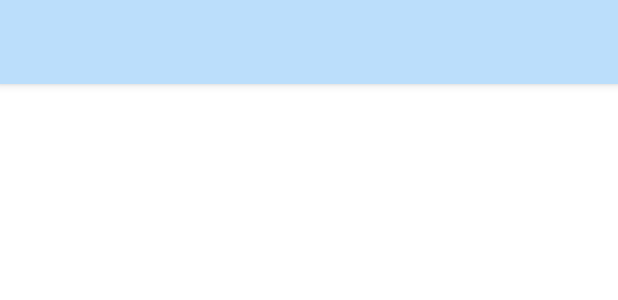
After one commit to XiangLun0713/confession-android-app, an Android app: the layout activity_admin_main.xml on its own in the app's theme, with its tools: preview values and no code run, on a phone screen of 412 x 824 dp. The commit adds this screen. Shown: the top 300 px of the screen. Run offline under Robolectric (Android 15) with nearby library versions, the phone set to English and light mode, and no system bars.

Commit message:
Prepare code for Admin page - Added AdminMainActivity & activity_admin_main.xml - Added post template - Change app themes

```diff
--- /dev/null
+++ b/app/src/main/res/layout/activity_admin_main.xml
@@ -0,0 +1,25 @@
+<?xml version="1.0" encoding="utf-8"?>
+<androidx.constraintlayout.widget.ConstraintLayout
+    xmlns:android="http://schemas.android.com/apk/res/android"
+    xmlns:tools="http://schemas.android.com/tools"
+    xmlns:app="http://schemas.android.com/apk/res-auto"
+    android:layout_width="match_parent"
+    android:layout_height="match_parent"
+    tools:context=".AdminMainActivity">
+
+    <com.google.android.material.appbar.AppBarLayout
+            android:layout_width="match_parent"
+            android:layout_height="wrap_content"
+            android:elevation="10dp"
+            app:layout_constraintEnd_toEndOf="parent"
+            app:layout_constraintStart_toStartOf="parent"
+            app:layout_constraintTop_toTopOf="parent">
+
+        <androidx.appcompat.widget.Toolbar
+                android:id="@+id/admin_toolbar"
+                android:layout_width="match_parent"
+                android:layout_height="?attr/actionBarSize" />
+
+    </com.google.android.material.appbar.AppBarLayout>
+
+  </androidx.constraintlayout.widget.ConstraintLayout>
--- a/app/src/main/res/values-night/themes.xml
+++ b/app/src/main/res/values-night/themes.xml
@@ -2,12 +2,12 @@
     <!-- Base application theme. -->
     <style name="Theme.Confessionapp" parent="Theme.MaterialComponents.DayNight.NoActionBar">
         <!-- Primary brand color. -->
-        <item name="colorPrimary">@color/purple_200</item>
-        <item name="colorPrimaryVariant">@color/purple_700</item>
+        <item name="colorPrimary">@color/mid_blue</item>
+        <item name="colorPrimaryVariant">@color/dark_blue</item>
         <item name="colorOnPrimary">@color/black</item>
         <!-- Secondary brand color. -->
-        <item name="colorSecondary">@color/teal_200</item>
-        <item name="colorSecondaryVariant">@color/teal_200</item>
+        <item name="colorSecondary">@color/mid_red</item>
+        <item name="colorSecondaryVariant">@color/dark_red</item>
         <item name="colorOnSecondary">@color/black</item>
         <!-- Status bar color. -->
         <item name="android:statusBarColor" tools:targetApi="l">?attr/colorPrimaryVariant</item>
--- a/app/src/main/res/values/colors.xml
+++ b/app/src/main/res/values/colors.xml
@@ -1,10 +1,13 @@
 <?xml version="1.0" encoding="utf-8"?>
 <resources>
-    <color name="purple_200">#FFBB86FC</color>
-    <color name="purple_500">#FF6200EE</color>
-    <color name="purple_700">#FF3700B3</color>
-    <color name="teal_200">#FF03DAC5</color>
-    <color name="teal_700">#FF018786</color>
+    <color name="mid_blue">#bbdefb</color>
+    <color name="dark_blue">#8aacc8</color>
+    <color name="light_blue">#eeffff</color>
+    <color name="mid_red">#ef9a9a</color>
+    <color name="dark_red">#ba6b6c</color>
+    <color name="light_red">#ffcccb</color>
     <color name="black">#FF000000</color>
     <color name="white">#FFFFFFFF</color>
+    <color name="grey">#444444</color>
+    <color name="blue">#0969DA</color>
 </resources>
--- a/app/src/main/res/values/themes.xml
+++ b/app/src/main/res/values/themes.xml
@@ -1,13 +1,13 @@
 <resources xmlns:tools="http://schemas.android.com/tools">
     <!-- Base application theme. -->
-    <style name="Theme.Confessionapp" parent="Theme.MaterialComponents.Light.NoActionBar">
+    <style name="Theme.Confessionapp" parent="Theme.MaterialComponents.DayNight.NoActionBar">
         <!-- Primary brand color. -->
-        <item name="colorPrimary">@color/purple_500</item>
-        <item name="colorPrimaryVariant">@color/purple_700</item>
-        <item name="colorOnPrimary">@color/white</item>
+        <item name="colorPrimary">@color/mid_blue</item>
+        <item name="colorPrimaryVariant">@color/dark_blue</item>
+        <item name="colorOnPrimary">@color/black</item>
         <!-- Secondary brand color. -->
-        <item name="colorSecondary">@color/teal_200</item>
-        <item name="colorSecondaryVariant">@color/teal_700</item>
+        <item name="colorSecondary">@color/mid_red</item>
+        <item name="colorSecondaryVariant">@color/dark_red</item>
         <item name="colorOnSecondary">@color/black</item>
         <!-- Status bar color. -->
         <item name="android:statusBarColor" tools:targetApi="l">?attr/colorPrimaryVariant</item>
```
Also changed, not shown: app/src/main/AndroidManifest.xml (+6 -3 lines), app/src/main/java/me/xianglun/confession_app/AdminMainActivity.java (added, +28 -0 lines), app/src/main/java/me/xianglun/confession_app/LoginActivity.java (+13 -3 lines), app/src/main/java/me/xianglun/confession_app/MainActivity.java (+13 -1 lines), app/src/main/res/drawable/ic_add_icon_24.xml (added, +10 -0 lines), app/src/main/res/drawable/ic_drop_down_icon_24.xml (added, +10 -0 lines), app/src/main/res/drawable/ic_pen_icon_24.xml (added, +10 -0 lines), app/src/main/res/layout/activity_main.xml (+31 -1 lines), app/src/main/res/layout/template_post.xml (added, +146 -0 lines), app/src/main/res/menu/main_menu.xml (+6 -1 lines), app/src/main/res/menu/post_menu.xml (added, +14 -0 lines), app/src/main/res/values/strings.xml (+9 -0 lines), 1 other file.
